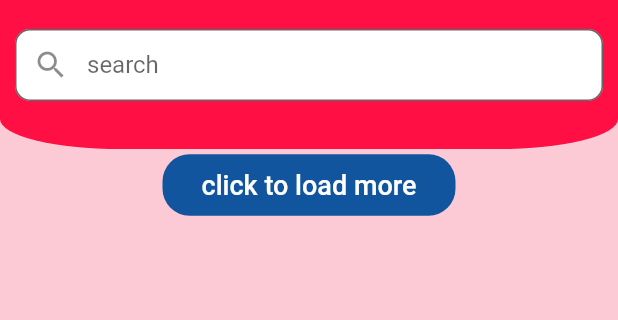
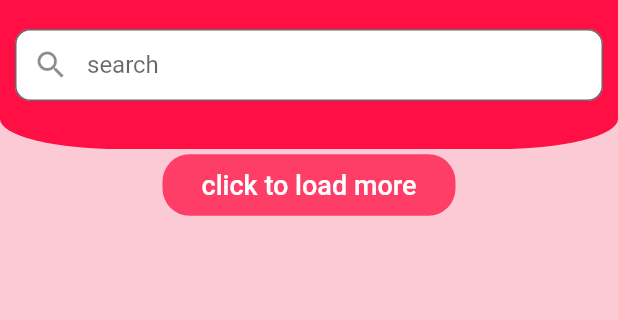
Before and after one commit to Ammourie/Wallpaper-Abyss, a Flutter app: the screen it shows after launch, on a phone screen of 412 x 824 dp, the part 73-393 px from its top. Run offline on Flutter 3.47's test engine with Material 2 defaults, Android fonts, the light colour scheme and no system bars; our stand-ins replace flutter_tags, fluttertoast, open_file, permission_handler, sqflite; missing offline and left inert: flutter_downloader; accounts and stored records are empty; network calls fail; statements that could not run were skipped.

Commit message:
new style have applied

```diff
--- a/lib/main.dart
+++ b/lib/main.dart
@@ -20,8 +20,9 @@ class MyApp extends StatelessWidget {
       DeviceOrientation.portraitUp,
       DeviceOrientation.portraitDown,
     ]);
-    SystemChrome.setSystemUIOverlayStyle(
-        SystemUiOverlayStyle(statusBarColor: Color(0x9066b3ff)));
+    SystemChrome.setSystemUIOverlayStyle(SystemUiOverlayStyle(
+      statusBarColor: Color(0xE1FCC4D0),
+    ));
     return MaterialApp(
         theme: ThemeData(
           brightness: Brightness.light,
--- a/lib/pages/home.dart
+++ b/lib/pages/home.dart
@@ -210,15 +210,20 @@ class _HomeState extends State<Home> {
                                     children: [
                                       searchFlag == true
                                           ? Center(
-                                              child:
-                                                  CircularProgressIndicator(),
+                                              child: CircularProgressIndicator(
+                                                valueColor:
+                                                    new AlwaysStoppedAnimation<
+                                                        Color>(
+                                                  Color(0xE1FF2B59),
+                                                ),
+                                              ),
                                             )
                                           : FlatButton(
                                               shape: RoundedRectangleBorder(
                                                 borderRadius:
                                                     BorderRadius.circular(18.0),
                                               ),
-                                              color: Color(0xef004d99),
+                                              color: Color(0xE1FF2B59),
                                               child: Padding(
                                                 padding: EdgeInsets.all(10.0),
                                                 child: Text(
--- a/lib/pages/image.dart
+++ b/lib/pages/image.dart
@@ -202,7 +202,11 @@ class ImageDetails extends StatelessWidget {
               color: Color(0xE1FCC4D0),
             ),
             child: Center(
-              child: CircularProgressIndicator(),
+              child: CircularProgressIndicator(
+                valueColor: new AlwaysStoppedAnimation<Color>(
+                  Color(0xE1FF2B59),
+                ),
+              ),
             ),
           );
         },
```
Also changed, not shown: lib/wid/landscape_card.dart (+15 -15 lines).
